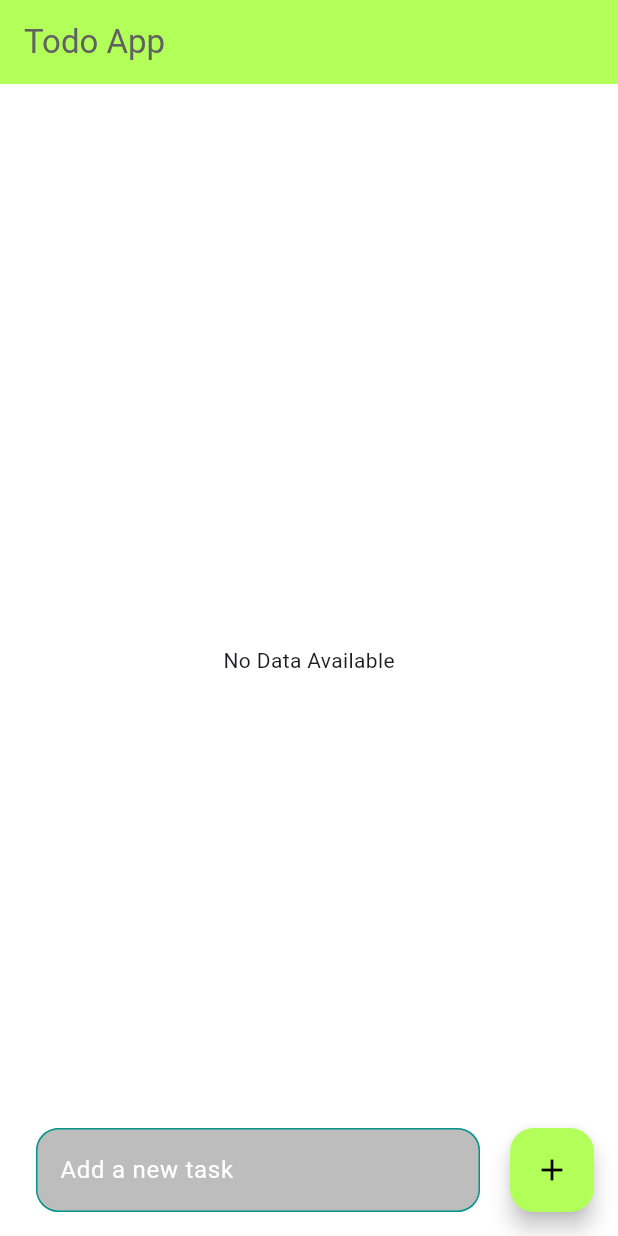
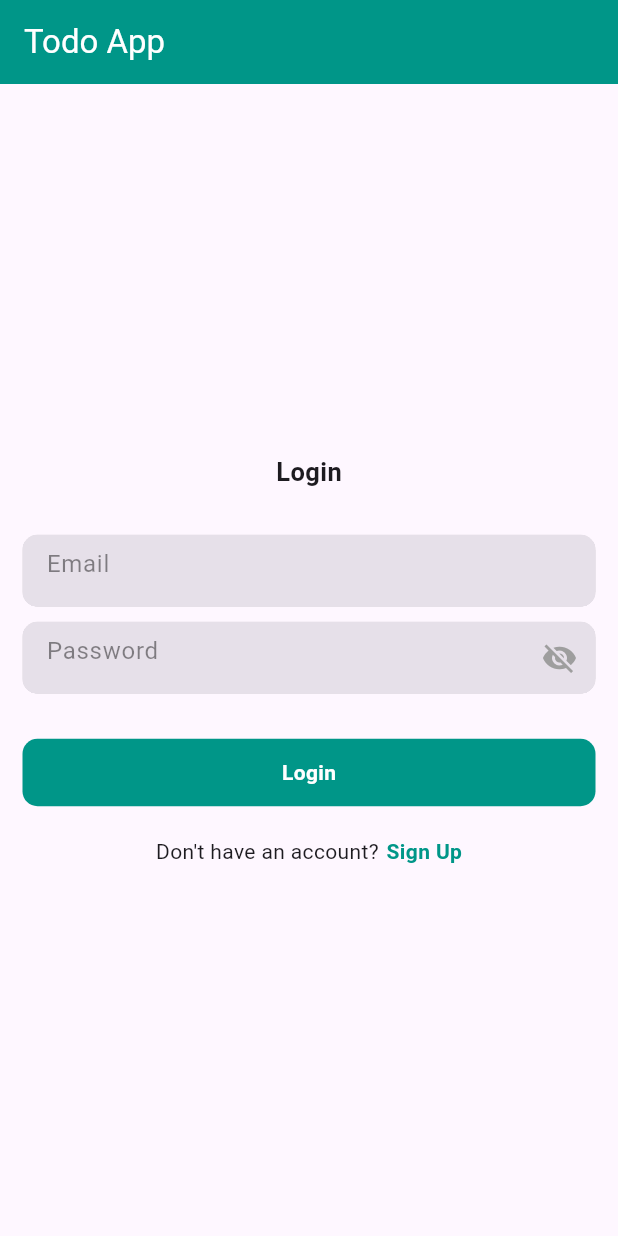
Before and after one commit to RobinMalpart/Projet-Angular-Flutter-Cloud, a Flutter app: the screen it shows after launch, on a phone screen of 412 x 824 dp. Run offline on Flutter 3.47's test engine with Material 3 defaults, Android fonts, the light colour scheme and no system bars; our stand-ins replace cloud_firestore, firebase_auth, firebase_core, fluttertoast, logger; accounts and stored records are empty.

Commit message:
feat: sign in and sign up work

```diff
--- a/mobile/lib/components/add_task.dart
+++ b/mobile/lib/components/add_task.dart
@@ -22,11 +22,10 @@ class AddTask extends StatelessWidget {
             child: TextField(
               controller: controller,
               decoration: InputDecoration(
+                border: InputBorder.none,
+                filled: true,
+                hintStyle: const TextStyle(color: Colors.black45),
                 hintText: hintText ?? "Add a new task",
-                hintStyle: const TextStyle(
-                  color: Colors.white,
-                ),
-                filled: true,
                 fillColor: Colors.grey[400],
                 enabledBorder: OutlineInputBorder(
                   borderSide: const BorderSide(
--- /dev/null
+++ b/mobile/lib/components/form_container.dart
@@ -0,0 +1,75 @@
+import 'package:flutter/material.dart';
+
+class FormContainerWidget extends StatefulWidget {
+  final TextEditingController? controller;
+  final Key? fieldKey;
+  final bool? isPasswordField;
+  final String? hintText;
+  final String? labelText;
+  final String? helperText;
+  final FormFieldSetter<String>? onSaved;
+  final FormFieldValidator<String>? validator;
+  final ValueChanged<String>? onFieldSubmitted;
+  final TextInputType? inputType;
+
+  const FormContainerWidget(
+      {super.key,
+      this.controller,
+      this.isPasswordField,
+      this.fieldKey,
+      this.hintText,
+      this.labelText,
+      this.helperText,
+      this.onSaved,
+      this.validator,
+      this.onFieldSubmitted,
+      this.inputType});
+
+  @override
+  _FormContainerWidgetState createState() => _FormContainerWidgetState();
+}
+
+class _FormContainerWidgetState extends State<FormContainerWidget> {
+  bool _obscureText = true;
+
+  @override
+  Widget build(BuildContext context) {
+    return Container(
+      width: double.infinity,
+      clipBehavior: Clip.hardEdge,
+      decoration: BoxDecoration(
+        color: Colors.grey.withOpacity(.35),
+        borderRadius: BorderRadius.circular(10),
+      ),
+      child: TextFormField(
+        style: const TextStyle(color: Colors.black),
+        controller: widget.controller,
+        keyboardType: widget.inputType,
+        key: widget.fieldKey,
+        obscureText: widget.isPasswordField == true ? _obscureText : false,
+        onSaved: widget.onSaved,
+        validator: widget.validator,
+        onFieldSubmitted: widget.onFieldSubmitted,
+        decoration: InputDecoration(
+          border: InputBorder.none,
+          filled: true,
+          hintText: widget.hintText,
+          hintStyle: const TextStyle(color: Colors.black45),
+          suffixIcon: GestureDetector(
+            onTap: () {
+              setState(() {
+                _obscureText = !_obscureText;
+              });
+            },
+            child: widget.isPasswordField == true
+                ? Icon(
+                    _obscureText ? Icons.visibility_off : Icons.visibility,
+                    color: _obscureText == false ? Colors.blue : Colors.grey,
+                  )
+                : const Text(""),
+          ),
+        ),
+      ),
+    );
+  }
+}
--- a/mobile/lib/main.dart
+++ b/mobile/lib/main.dart
@@ -1,5 +1,7 @@
 import 'package:flutter/material.dart';
 import 'package:firebase_core/firebase_core.dart';
+import 'package:mobile/pages/login_page.dart';
+import 'package:mobile/pages/signup_page.dart';
 import 'package:mobile/pages/to_do_page.dart';
 import 'firebase_options.dart';
 
@@ -20,7 +22,9 @@ class MyApp extends StatelessWidget {
       debugShowCheckedModeBanner: false,
       title: 'Flutter Firebase',
       routes: {
-        '/': (context) => const ToDo(),
+        '/': (context) => const LoginPage(),
+        '/signUp': (context) => const SignUpPage(),
+        '/toDo': (context) => const ToDo(),
       },
     );
   }
--- /dev/null
+++ b/mobile/lib/pages/login_page.dart
@@ -0,0 +1,111 @@
+import 'package:flutter/material.dart';
+import 'package:mobile/components//show_toast.dart';
+import 'package:mobile/pages/signup_page.dart';
+import 'package:mobile/components/form_container.dart';
+import 'package:mobile/services/firebase_auth.dart';
+import 'package:logger/logger.dart';
+
+final logger = Logger();
+
+class LoginPage extends StatefulWidget {
+  const LoginPage({super.key});
+
+  @override
+  State<LoginPage> createState() => _LoginPageState();
+}
+
+class _LoginPageState extends State<LoginPage> {
+
+  final FirebaseAuthService _auth = FirebaseAuthService();
+
+  final TextEditingController _emailController = TextEditingController();
+  final TextEditingController _passwordController = TextEditingController();
+
+  @override
+  void dispose() {
+    super.dispose();
+    _emailController.dispose();
+    _passwordController.dispose();
+  }
+
+  void _signIn() async {
+    String email = _emailController.text.trim();
+    String password = _passwordController.text.trim();
+
+    try {
+      final user = await _auth.signInWithEmailAndPassword(email, password);
+
+      if (user != null) {
+        if (mounted) {
+          Navigator.pushNamed(context, "/toDo");
+        }
+      } else {
+        showToast(message: "OOps invalid credentials!");
+      }
+    } catch (e) {
+      logger.e("Error during sign-in: ${e.toString()}");
+    }
+  }
+
+  @override
+  Widget build(BuildContext context) {
+    return Scaffold(
+        appBar: AppBar(
+          title: const Text('Todo App'),
+          backgroundColor: Colors.teal,
+          foregroundColor: Colors.white,
+        ),
+        body: Center(
+          child: Padding(
+            padding: const EdgeInsets.symmetric(horizontal: 15),
+            child:
+            Column(mainAxisAlignment: MainAxisAlignment.center, children: [
+              const Text("Login",
+                  style: TextStyle(fontSize: 17, fontWeight: FontWeight.bold)),
+              const SizedBox(height: 30),
+              FormContainerWidget(
+                controller: _emailController,
+                hintText: "Email",
+                isPasswordField: false,
+              ),
+              const SizedBox(
+                height: 10,
+              ),
+              FormContainerWidget(
+                controller: _passwordController,
+                hintText: "Password",
+                isPasswordField: true,
+              ),
+              const SizedBox(
+                height: 30,
+              ),
+              GestureDetector(
+                onTap: _signIn,
+                child: Container(
+                    width: double.infinity,
+                    height: 45,
+                    decoration: BoxDecoration(
+                        color: Colors.teal,
+                        borderRadius: BorderRadius.circular(10)),
+                    child: const Center(
+                      child: Text("Login",
+                          style: TextStyle(
+                              color: Colors.white, fontWeight: FontWeight.bold)),
+                    )),
+              ),
+              const SizedBox(height: 20, ),
+              Row(mainAxisAlignment: MainAxisAlignment.center,
+                  children: [
+                    const Text("Don't have an account?"),
+                    const SizedBox(width: 5),
+                    GestureDetector(
+                        onTap: (){
+                          Navigator.pushAndRemoveUntil(context, MaterialPageRoute(builder: (context) => const SignUpPage()), (route)=>false);
+                        },
+                        child: const Text("Sign Up", style: TextStyle(color: Colors.teal, fontWeight: FontWeight.bold)))]
+              )
+            ]),
+          ),
+        ));
+  }
+}
--- /dev/null
+++ b/mobile/lib/services/firebase_auth.dart
@@ -0,0 +1,39 @@
+
+import 'package:firebase_auth/firebase_auth.dart';
+import 'package:mobile/components/show_toast.dart';
+
+class FirebaseAuthService {
+  final FirebaseAuth _auth = FirebaseAuth.instance;
+
+  Future<User?> signUpWithEmailAndPassword(
+      String email, String password) async {
+    try {
+      UserCredential credential = await _auth.createUserWithEmailAndPassword(
+          email: email, password: password);
+      return credential.user;
+    } on FirebaseAuthException catch (e) {
+      if (e.code == 'email-already-in-use') {
+        showToast(message: 'The email address is already in use.');
+      } else {
+        showToast(message: 'An error occurred: ${e.code}');
+      }
+    }
+    return null;
+  }
+
+  Future<User?> signInWithEmailAndPassword(
+      String email, String password) async {
+    try {
+      UserCredential credential = await _auth.signInWithEmailAndPassword(
+          email: email, password: password);
+      return credential.user;
+    } on FirebaseAuthException catch (e) {
+      if (e.code == 'user-not-found' || e.code == 'wrong-password') {
+        showToast(message: 'Invalid email or password.');
+      } else {
+        showToast(message: 'An error occurred: ${e.code}');
+      }
+    }
+    return null;
+  }
+}
--- /dev/null
+++ b/mobile/lib/services/user_service.dart
@@ -0,0 +1,38 @@
+import 'package:firebase_auth/firebase_auth.dart';
+import 'package:mobile/components/show_toast.dart';
+
+class FirebaseAuthService {
+  final FirebaseAuth _auth = FirebaseAuth.instance;
+
+  Future<User?> signUpWithEmailAndPassword(
+      String email, String password) async {
+    try {
+      UserCredential credential = await _auth.createUserWithEmailAndPassword(
+          email: email, password: password);
+      return credential.user;
+    } on FirebaseAuthException catch (e) {
+      if (e.code == 'email-already-in-use') {
+        showToast(message: 'The email address is already in use.');
+      } else {
+        showToast(message: 'An error occurred: ${e.code}');
+      }
+    }
+    return null;
+  }
+
+  Future<User?> signInWithEmailAndPassword(
+      String email, String password) async {
+    try {
+      UserCredential credential = await _auth.signInWithEmailAndPassword(
+          email: email, password: password);
+      return credential.user;
+    } on FirebaseAuthException catch (e) {
+      if (e.code == 'user-not-found' || e.code == 'wrong-password') {
+        showToast(message: 'Invalid email or password.');
+      } else {
+        showToast(message: 'An error occurred: ${e.code}');
+      }
+    }
+    return null;
+  }
+}
--- a/mobile/pubspec.yaml
+++ b/mobile/pubspec.yaml
@@ -39,6 +39,8 @@ dependencies:
   firebase_storage:
   fluttertoast:
   cloud_firestore:
+  firebase_auth:
+  logger:
 
 dev_dependencies:
   flutter_test:
```
Also changed, not shown: mobile/lib/pages/signup_page.dart (added, +115 -0 lines), mobile/pubspec.lock, 1 other file.
